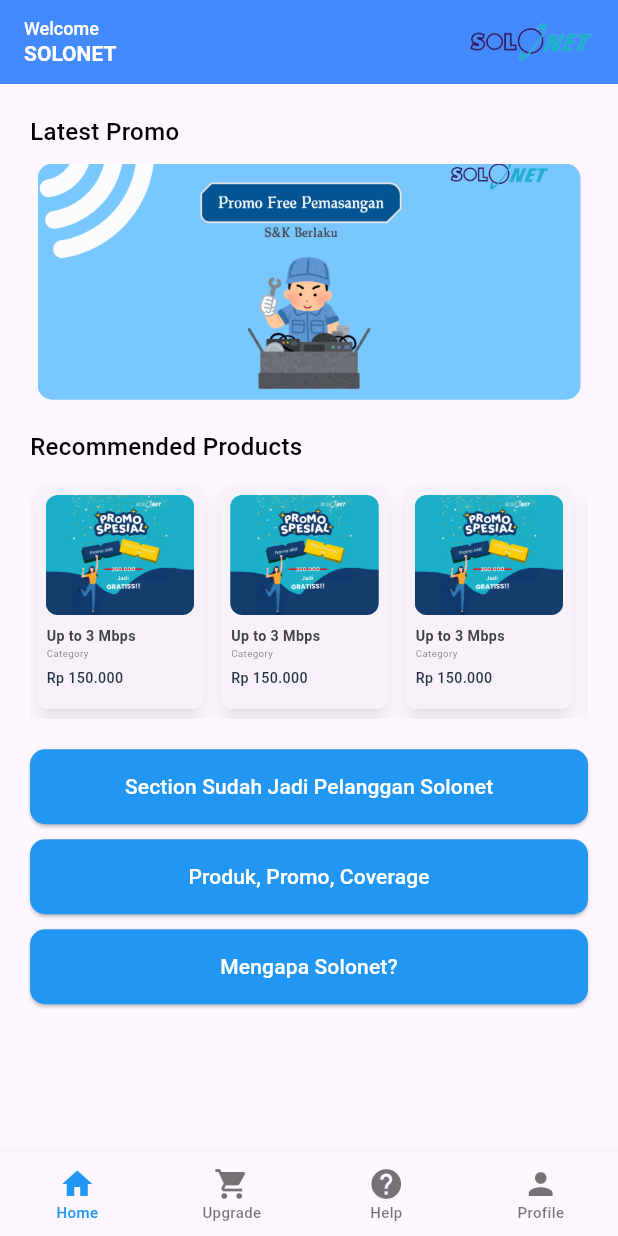
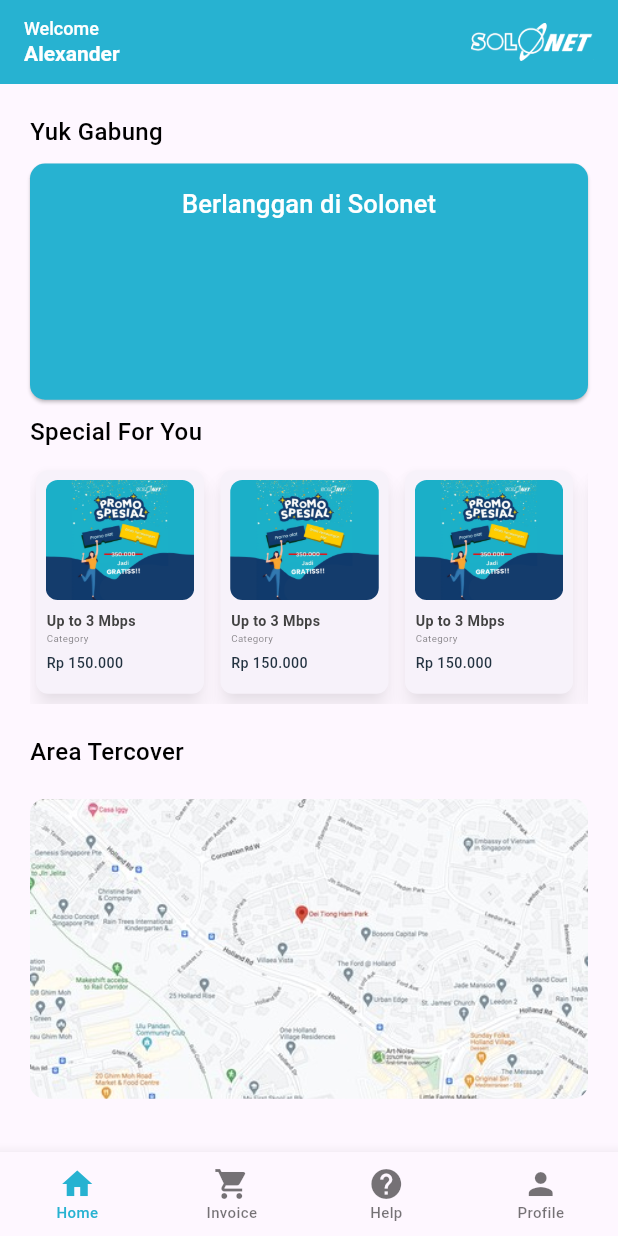
Before and after one commit to muhalimashar21/My-App21, a Flutter app: the screen it shows after launch, after a tap on the "keyboard arrow right" icon, on a phone screen of 412 x 824 dp. Run offline on Flutter 3.47's test engine with Material 3 defaults, Android fonts, the phone set to English and light mode, and no system bars; our stand-ins replace shared_preferences, smooth_page_indicator; Roboto replaces fonts that are missing (Poppins).

Commit message:
add-home-new

```diff
--- a/lib/auth/forget_pass.dart
+++ b/lib/auth/forget_pass.dart
@@ -3,7 +3,7 @@
 import 'package:my_solonet_app/auth/otp.dart';
 import 'dart:convert';
 
-import 'package:my_solonet_app/auth/register.dart';
+import 'package:my_solonet_app/constants.dart';
 
 class ForgotPasswordScreen extends StatefulWidget {
   const ForgotPasswordScreen({super.key});
@@ -187,7 +187,7 @@
             },
             style: ElevatedButton.styleFrom(
               elevation: 0,
-              backgroundColor: Colors.blueAccent,
+              backgroundColor: kColorUtama,
               foregroundColor: Colors.white,
               minimumSize: const Size(double.infinity, 48),
               shape: const RoundedRectangleBorder(
@@ -209,38 +209,3 @@
   borderSide: BorderSide(color: Color(0xFF757575)),
   borderRadius: BorderRadius.all(Radius.circular(100)),
 );
-
-// class _NoAccountText extends StatelessWidget {
-//   const _NoAccountText();
-
-//   @override
-//   Widget build(BuildContext context) {
-//     return Row(
-//       mainAxisAlignment: MainAxisAlignment.center,
-//       children: [
-//         const Text(
-//           "Don’t have an account? ",
-//           style: TextStyle(
-//             color: Color(0xFF757575),
-//             fontFamily: 'Poppins',
-//           ),
-//         ),
-//         GestureDetector(
-//           onTap: () {
-//             Navigator.push(
-//               context,
-//               MaterialPageRoute(builder: (context) => const SignUpScreen()),
-//             );
-//           },
-//           child: const Text(
-//             "Sign Up",
-//             style: TextStyle(
-//               color: Colors.blueAccent,
-//               fontFamily: 'Poppins',
-//             ),
-//           ),
-//         ),
-//       ],
-//     );
-//   }
-// }
--- a/lib/auth/login.dart
+++ b/lib/auth/login.dart
@@ -202,7 +202,7 @@
                                   fontSize: 10.5,
                                   fontFamily: 'Poppins',
                                   fontWeight: FontWeight.w500,
-                                  color: Colors.lightBlue,
+                                  color: kColorUtama,
                                 ),
                               ),
                             ),
@@ -217,7 +217,7 @@
                             },
                             style: ElevatedButton.styleFrom(
                               elevation: 0,
-                              backgroundColor: Colors.lightBlue,
+                              backgroundColor: kColorUtama,
                               foregroundColor: Colors.white,
                               minimumSize: const Size(double.infinity, 48),
                               shape: const StadiumBorder(),
@@ -287,7 +287,7 @@
             TextSpan(
               text: "Daftar",
               style: TextStyle(
-                color: Colors.lightBlue,
+                color: kColorUtama,
               ),
             ),
           ],
@@ -311,7 +311,8 @@
     ),
     label: const Text(
       "Masuk dengan google",
-      style: TextStyle(fontSize: 14.5, fontFamily: 'Poppins'),
+      style: TextStyle(
+          fontSize: 14.5, color: Colors.black87, fontFamily: 'Poppins'),
     ),
   );
 }
--- a/lib/auth/otp.dart
+++ b/lib/auth/otp.dart
@@ -1,4 +1,5 @@
 import 'package:flutter/material.dart';
+import 'package:my_solonet_app/constants.dart';
 
 class OtpWA extends StatefulWidget {
   const OtpWA({super.key});
@@ -107,7 +108,7 @@
               ElevatedButton(
                 onPressed: () {},
                 style: ElevatedButton.styleFrom(
-                  backgroundColor: const Color(0xFF00BCD4),
+                  backgroundColor: kColorUtama,
                   padding:
                       const EdgeInsets.symmetric(horizontal: 30, vertical: 10),
                   shape: RoundedRectangleBorder(
--- a/lib/auth/register.dart
+++ b/lib/auth/register.dart
@@ -3,6 +3,7 @@
 import 'dart:convert';
 
 import 'package:my_solonet_app/auth/login.dart';
+import 'package:my_solonet_app/constants.dart';
 
 class SignUpScreen extends StatefulWidget {
   const SignUpScreen({super.key});
@@ -298,7 +299,7 @@
       },
       style: ElevatedButton.styleFrom(
         elevation: 0,
-        backgroundColor: Colors.lightBlue,
+        backgroundColor: kColorUtama,
         foregroundColor: Colors.white,
         minimumSize: const Size(double.infinity, 48),
         shape: const StadiumBorder(),
@@ -336,7 +337,7 @@
               TextSpan(
                 text: "Masuk Sekarang",
                 style: TextStyle(
-                  color: Colors.lightBlue,
+                  color: kColorUtama,
                 ),
               ),
             ],
--- a/lib/constants.dart
+++ b/lib/constants.dart
@@ -6,3 +6,4 @@
 const baseUrl = 'https://api.connectis.my.id/';
 
 const kPrimaryColor = Color(0xFF27B2D1);
+const kColorUtama =  Color(0xFF27B2D1);
--- a/lib/home/home_page_content.dart
+++ b/lib/home/home_page_content.dart
@@ -4,6 +4,8 @@
 import 'package:my_solonet_app/auth/login.dart';
 import 'package:my_solonet_app/auth/otp.dart';
 import 'package:my_solonet_app/auth/register.dart';
+import 'package:my_solonet_app/constants.dart';
+import 'package:my_solonet_app/home/home_user_baru.dart';
 import 'package:my_solonet_app/splashscreen/splash_screen_slide.dart';
 import 'package:my_solonet_app/splashscreen/splashscreen.dart';
 
@@ -17,7 +19,9 @@
 class _HomePageContentState extends State<HomePageContent> {
   final PageController _pageController = PageController();
   int _currentPage = 0; // Menyimpan halaman yang sedang ditampilkan
-  late Timer _timer; // Timer untuk menggeser halaman
+  late Timer _timer;
+
+  get crossAxisAlignment => null; // Timer untuk menggeser halaman
 
   @override
   void initState() {
@@ -52,14 +56,16 @@
 
   @override
   Widget build(BuildContext context) {
+    var foregroundColor;
     return SingleChildScrollView(
       child: Container(
         margin: const EdgeInsets.symmetric(horizontal: 20, vertical: 20),
         child: Column(
           crossAxisAlignment: CrossAxisAlignment.start,
           children: [
+            const SizedBox(height: 15),
             const Text(
-              'Latest Promo',
+              'Promo',
               style: TextStyle(
                 fontFamily: 'Poppins',
                 fontSize: 16,
@@ -117,8 +123,79 @@
               ),
             ),
             const SizedBox(height: 20),
+
+            SizedBox(
+              width: double.infinity,
+              child: ElevatedButton(
+                  onPressed: () {
+                    // Navigator.push(
+                    //   context,
+                    //   MaterialPageRoute(
+                    //     builder: (context) => const HomeUserBaru(),
+                    //   ),
+                    // );
+                  },
+                  style: ElevatedButton.styleFrom(
+                    backgroundColor: kColorUtama,
+                    padding: const EdgeInsets.symmetric(vertical: 15),
+                    shape: RoundedRectangleBorder(
+                      borderRadius: BorderRadius.circular(10),
+                    ),
+                  ),
+                  child: Column(
+                    crossAxisAlignment: CrossAxisAlignment.start,
+                    children: [
+                      const Text(
+                        'Tagihan',
+                        style: TextStyle(
+                          fontFamily: 'Poppins',
+                          fontSize: 17,
+                          fontWeight: FontWeight.w500,
+                          color: Colors.white,
+                        ),
+                      ),
+                      const SizedBox(height: 10),
+                      const Text(
+                        'Rp 150.000',
+                        style: TextStyle(
+                          fontFamily: 'Poppins',
+                          fontSize: 12,
+                          color: Colors.white,
+                        ),
+                      ),
+                      const SizedBox(height: 10),
+                      const Text(
+                        'Januari - Februari 2024',
+                        style: TextStyle(
+                          fontFamily: 'Poppins',
+                          fontSize: 12,
+                          color: Colors.white,
+                        ),
+                      ),
+                      const SizedBox(height: 10),
+                      //Button Bayar Tagihan
+                      TextButton(
+                        style: ButtonStyle(
+                          backgroundColor:
+                              MaterialStateProperty.all<Color>(Colors.white),
+                          foregroundColor: MaterialStateProperty.all<Color>(
+                              const Color.fromARGB(255, 255, 255, 255)),
+                        ),
+                        onPressed: () {},
+                        child: const Text('Bayar Tagihan Sekarang',
+                            style: TextStyle(
+                              fontFamily: 'Poppins',
+                              fontSize: 12,
+                              color: kColorUtama,
+                            )),
+                      ),
+                    ],
+                  )),
+            ),
+            const SizedBox(height: 10),
+
             const Text(
-              'Recommended Products',
+              'Special For You',
               style: TextStyle(
                 fontFamily: 'Poppins',
                 fontSize: 16,
@@ -220,7 +297,7 @@
                   );
                 },
                 style: ElevatedButton.styleFrom(
-                  backgroundColor: Colors.blue,
+                  backgroundColor: kColorUtama,
                   padding: const EdgeInsets.symmetric(vertical: 15),
                   shape: RoundedRectangleBorder(
                     borderRadius: BorderRadius.circular(10),
@@ -245,7 +322,7 @@
               child: ElevatedButton(
                 onPressed: () {},
                 style: ElevatedButton.styleFrom(
-                  backgroundColor: Colors.blue,
+                  backgroundColor: kColorUtama,
                   padding: const EdgeInsets.symmetric(vertical: 15),
                   shape: RoundedRectangleBorder(
                     borderRadius: BorderRadius.circular(10),
@@ -277,7 +354,7 @@
                   );
                 },
                 style: ElevatedButton.styleFrom(
-                  backgroundColor: Colors.blue,
+                  backgroundColor: kColorUtama,
                   padding: const EdgeInsets.symmetric(vertical: 15),
                   shape: RoundedRectangleBorder(
                     borderRadius: BorderRadius.circular(10),
--- a/lib/home/home_screen.dart
+++ b/lib/home/home_screen.dart
@@ -1,5 +1,7 @@
 import 'package:flutter/material.dart';
+import 'package:my_solonet_app/constants.dart';
 import 'package:my_solonet_app/home/home_page_content.dart';
+import 'package:my_solonet_app/home/home_user_baru.dart';
 import 'package:shared_preferences/shared_preferences.dart';
 
 class HomeScreen extends StatefulWidget {
@@ -53,8 +55,8 @@
   ];
 
   final List<Widget> _screens = [
+    const HomeUserBaru(), // Create an UpgradeScreen widget for the upgrade section
     const HomePageContent(), // Add HomePageContent for the home screen
-    // const UpgradeScreen(), // Create an UpgradeScreen widget for the upgrade section
     // const HelpScreen(), // HelpScreen remains the same
     // const ProfileScreen(), // Create a ProfileScreen widget for the profile section
   ];
@@ -81,7 +83,7 @@
                         ),
                       ),
                       Text(
-                        'SOLONET',
+                        'Alexander',
                         style: TextStyle(
                           fontFamily: 'Poppins',
                           fontSize: 14,
@@ -92,12 +94,12 @@
                     ],
                   ),
                   Image.asset(
-                    'assets/images/logo1.png',
+                    'assets/images/solonet-logo-white1.png',
                     height: 25,
                   ),
                 ],
               ),
-              backgroundColor: Colors.blueAccent,
+              backgroundColor: kColorUtama,
             )
           : null, // Hide AppBar when not on the Home screen
       body: IndexedStack(
@@ -114,7 +116,7 @@
           ),
           BottomNavigationBarItem(
             icon: Icon(Icons.shopping_cart),
-            label: 'Upgrade',
+            label: 'Invoice',
           ),
           BottomNavigationBarItem(
             icon: Icon(Icons.help),
@@ -126,7 +128,7 @@
           ),
         ],
         currentIndex: _selectedIndex,
-        selectedItemColor: Colors.blue,
+        selectedItemColor: const Color(0xFF27B2D1),
         onTap: _onItemTapped, // Change screen on tap without navigation
         selectedFontSize: 10,
         unselectedFontSize: 10,
--- /dev/null
+++ b/lib/home/home_user_baru.dart
@@ -0,0 +1,185 @@
+import 'dart:async';
+import 'package:flutter/material.dart';
+import 'package:my_solonet_app/auth/login.dart';
+
+class HomeUserBaru extends StatefulWidget {
+  const HomeUserBaru({super.key});
+
+  @override
+  State<HomeUserBaru> createState() => _HomeUserBaruState();
+}
+
+class _HomeUserBaruState extends State<HomeUserBaru> {
+  get crossAxisAlignment => null; // Timer untuk menggeser halaman
+
+  @override
+  Widget build(BuildContext context) {
+    return SingleChildScrollView(
+      child: Container(
+        margin: const EdgeInsets.symmetric(horizontal: 20, vertical: 20),
+        child: Column(
+          crossAxisAlignment: CrossAxisAlignment.start,
+          children: [
+            const Text(
+              'Yuk Gabung',
+              style: TextStyle(
+                fontFamily: 'Poppins',
+                fontSize: 16,
+                fontWeight: FontWeight.w500,
+                color: Colors.black,
+              ),
+            ),
+            const SizedBox(height: 10),
+            SizedBox(
+              height: 157.5,
+              width: double.infinity,
+              child: ElevatedButton(
+                  onPressed: () {
+                    // Navigator.push(
+                    //   context,
+                    //   MaterialPageRoute(
+                    //     builder: (context) => const HomeUserBaru(),
+                    //   ),
+                    // );
+                  },
+                  style: ElevatedButton.styleFrom(
+                    backgroundColor: const Color(0xFF27B2D1),
+                    padding: const EdgeInsets.symmetric(vertical: 15),
+                    shape: RoundedRectangleBorder(
+                      borderRadius: BorderRadius.circular(10),
+                    ),
+                  ),
+                  child: Column(
+                    crossAxisAlignment: CrossAxisAlignment.start,
+                    children: [
+                      const Text(
+                        'Berlanggan di Solonet',
+                        style: TextStyle(
+                          fontFamily: 'Poppins',
+                          fontSize: 17,
+                          fontWeight: FontWeight.w500,
+                          color: Colors.white,
+                        ),
+                      ),
+                      const SizedBox(height: 10),
+                    ],
+                  )),
+            ),
+            const SizedBox(height: 10),
+            const Text(
+              'Special For You',
+              style: TextStyle(
+                fontFamily: 'Poppins',
+                fontSize: 16,
+                fontWeight: FontWeight.w500,
+                color: Colors.black,
+              ),
+            ),
+            const SizedBox(height: 10),
+            SizedBox(
+              height: 160,
+              child: ListView.builder(
+                scrollDirection: Axis.horizontal,
+                itemCount: 4,
+                itemBuilder: (context, index) {
+                  return Container(
+                    width: 120,
+                    margin: const EdgeInsets.only(right: 3, bottom: 3),
+                    child: Card(
+                      shape: RoundedRectangleBorder(
+                        borderRadius: BorderRadius.circular(8),
+                      ),
+                      clipBehavior: Clip.antiAliasWithSaveLayer,
+                      elevation: 5.0,
+                      shadowColor: Colors.black38,
+                      child: Column(
+                        crossAxisAlignment: CrossAxisAlignment.start,
+                        children: [
+                          Padding(
+                            padding:
+                                const EdgeInsets.fromLTRB(6.5, 6.5, 6.5, 0),
+                            child: ClipRRect(
+                              borderRadius: BorderRadius.circular(8),
+                              child: Column(
+                                children: [
+                                  Image.asset(
+                                    'assets/images/Promoalat.png',
+                                    height: 80,
+                                    width: double.infinity,
+                                    fit: BoxFit.cover,
+                                  ),
+                                ],
+                              ),
+                            ),
+                          ),
+                          Padding(
+                            padding: const EdgeInsets.fromLTRB(7, 7, 7, 0),
+                            child: Column(
+                              crossAxisAlignment: CrossAxisAlignment.start,
+                              children: [
+                                Text(
+                                  'Up to 3 Mbps',
+                                  style: TextStyle(
+                                    fontSize: 9.5,
+                                    fontFamily: 'Poppins',
+                                    color: Colors.grey[800],
+                                    fontWeight: FontWeight.w600,
+                                  ),
+                                ),
+                                const Text(
+                                  'Category',
+                                  style: TextStyle(
+                                    fontSize: 6.5,
+                                    fontFamily: 'Poppins',
+                                    color: Colors.black54,
+                                  ),
+                                ),
+                                const SizedBox(height: 5),
+                                const Text(
+                                  'Rp 150.000',
+                                  style: TextStyle(
+                                    fontSize: 9.5,
+                                    fontFamily: 'Poppins',
+                                    color: Color.fromARGB(255, 34, 50, 64),
+                                    fontWeight: FontWeight.w500,
+                                  ),
+                                ),
+                              ],
+                            ),
+                          ),
+                        ],
+                      ),
+                    ),
+                  );
+                },
+              ),
+            ),
+            const SizedBox(height: 20),
+            const Text(
+              'Area Tercover',
+              style: TextStyle(
+                fontFamily: 'Poppins',
+                fontSize: 16,
+                fontWeight: FontWeight.w500,
+                color: Colors.black,
+              ),
+            ),
+            const SizedBox(height: 20),
+            //show maps in here maps.png
+            Container(
+              height: 200,
+              width: double.infinity,
+              decoration: BoxDecoration(
+                borderRadius: BorderRadius.circular(10),
+                image: const DecorationImage(
+                  image: AssetImage('assets/images/maps.png'),
+                  fit: BoxFit.cover,
+                ),
+              ),
+            )
+          ],
+        ),
+      ),
+    );
+  }
+}
```
Also changed, not shown: assets/images/maps.png (added).
